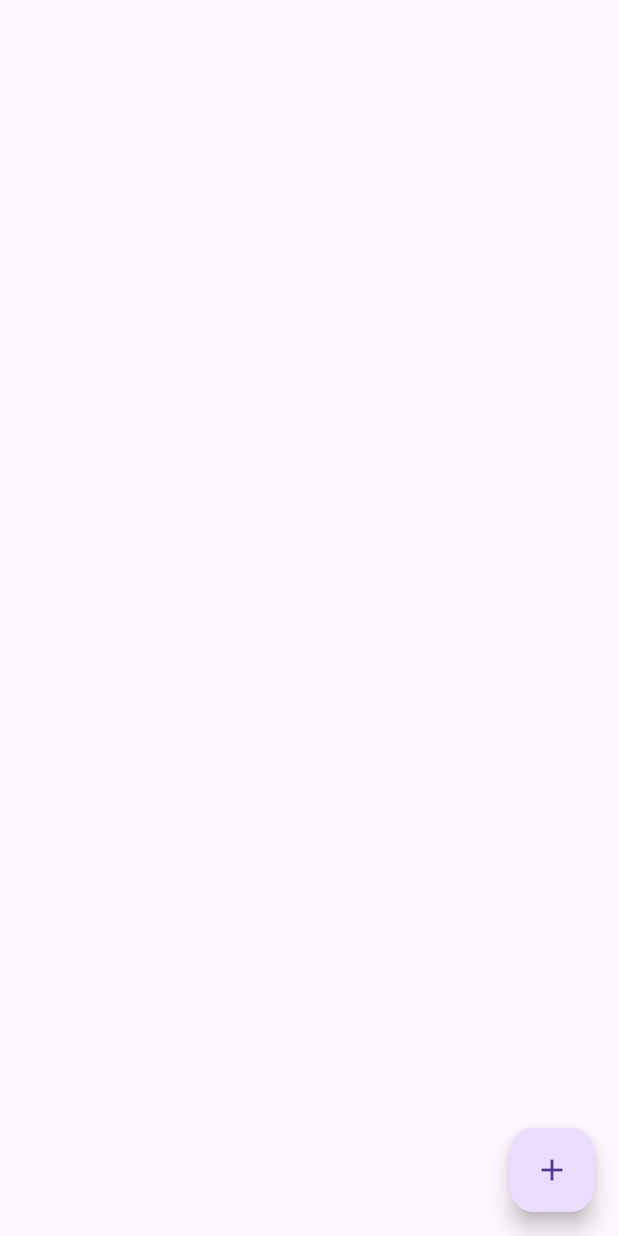
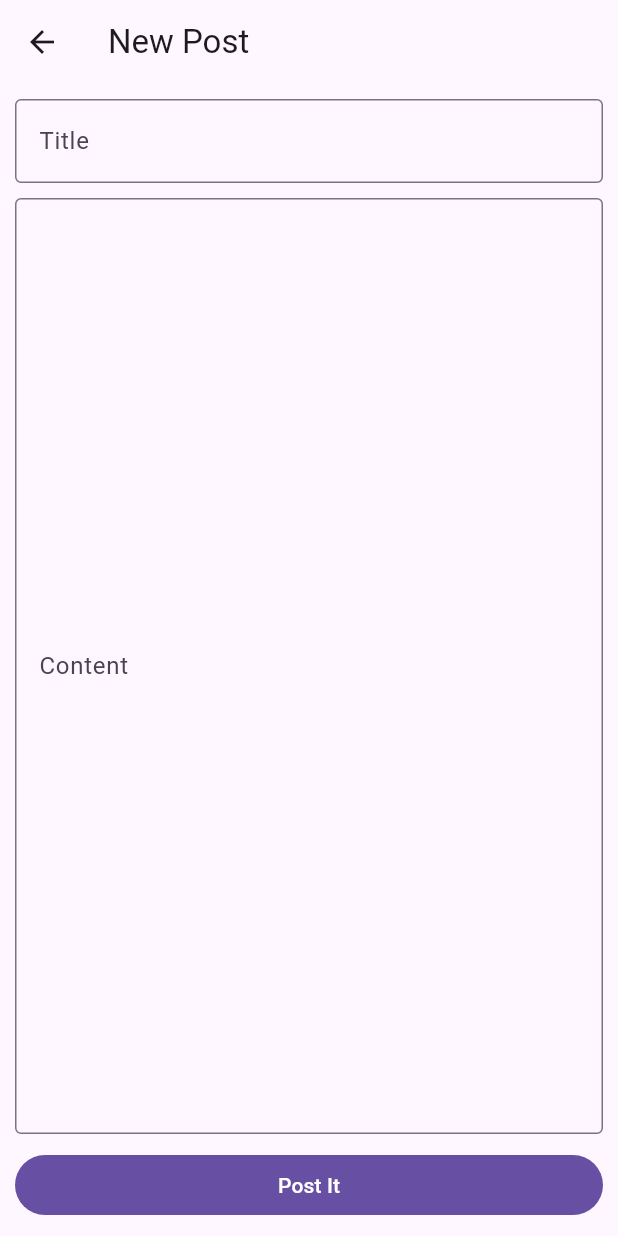
Before and after one commit to GDSCSafeMovement/safe_movement_app, a Flutter app: the DroneRequestScreen screen opened directly, after a tap on the "add" icon, on a phone screen of 412 x 824 dp. Run offline on Flutter 3.47's test engine with Material 2 defaults, Android fonts, the phone set to English and light mode, and no system bars; our stand-ins replace cloud_firestore, firebase_auth, firebase_core, get, google_maps_flutter; missing offline and left inert: google_maps_flutter_android, google_maps_flutter_platform_interface; accounts and stored records are empty; generated files the repository leaves out were written again.

Commit message:
Feat: add drone request form screen

```diff
--- /dev/null
+++ b/lib/screen/drone_request_form_screen.dart
@@ -0,0 +1,66 @@
+import 'package:flutter/material.dart';
+
+import '../utility/form_validator.dart';
+
+class DroneRequestFormScreen extends StatefulWidget {
+  const DroneRequestFormScreen({ super.key });
+
+  @override
+  State<DroneRequestFormScreen> createState() => _DroneRequestFormScreenState();
+}
+
+class _DroneRequestFormScreenState extends State<DroneRequestFormScreen> {
+  final _formKey = GlobalKey<FormState>();
+
+  @override
+  Widget build(BuildContext context) {
+    return Scaffold(
+      appBar: AppBar(
+        title: const Text("New Post"),
+      ),
+      body: Form(
+        key: _formKey,
+        child: Container(
+          margin: const EdgeInsets.all(10),
+          child: Column(
+            children: [
+              TextFormField(
+                decoration: const InputDecoration(
+                  border: OutlineInputBorder(),
+                  labelText: "Title",
+                ),
+                validator: validateNotBlank,
+              ),
+              const SizedBox(height: 10),
+              Expanded(
+                child: TextFormField(
+                  textAlignVertical: TextAlignVertical.top,
+                  keyboardType: TextInputType.multiline,
+                  maxLines: null,
+                  expands: true,
+                  decoration: const InputDecoration(
+                    border: OutlineInputBorder(),
+                    labelText: "Content",
+                  ),
+                  validator: validateNotBlank,
+                ),
+              ),
+              const SizedBox(height: 10),
+              SizedBox(
+                width: double.infinity,
+                child: FilledButton(
+                  onPressed: () {
+                    if (_formKey.currentState!.validate()) {
+                      _formKey.currentState!.save();
+                    }
+                  },
+                  child: const Text("Post It"),
+                ),
+              ),
+            ],
+          ),
+        ),
+      ),
+    );
+  }
+}
--- a/lib/screen/drone_request_screen.dart
+++ b/lib/screen/drone_request_screen.dart
@@ -3,6 +3,7 @@ import 'package:flutter/material.dart';
 import 'package:get/get.dart';
 
 import '../model/drone_request_post.dart';
+import './drone_request_form_screen.dart';
 
 class DroneRequestScreen extends StatefulWidget {
   const DroneRequestScreen({ super.key });
@@ -41,7 +42,9 @@ class _DroneRequestScreenState extends State<DroneRequestScreen> {
   Widget build(BuildContext context) {
     return Scaffold(
       floatingActionButton: FloatingActionButton(
-        onPressed: () {},
+        onPressed: () {
+          Get.to(const DroneRequestFormScreen());
+        },
         child: const Icon(Icons.add),
       ),
       body: ListView.builder(
```
